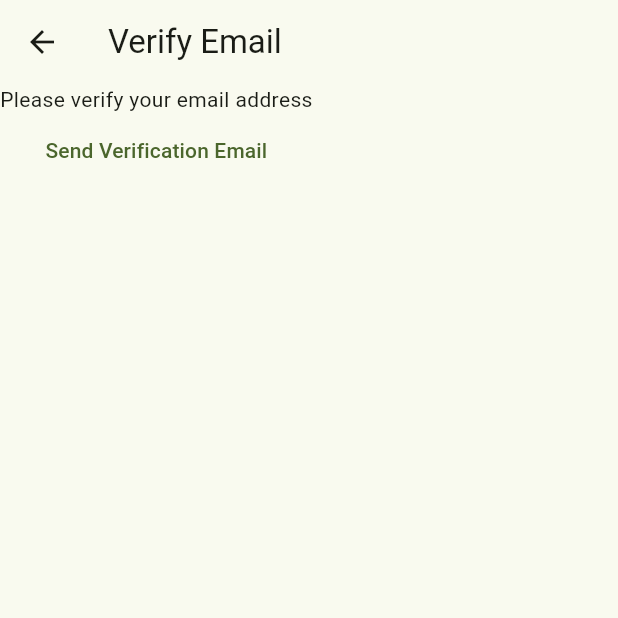
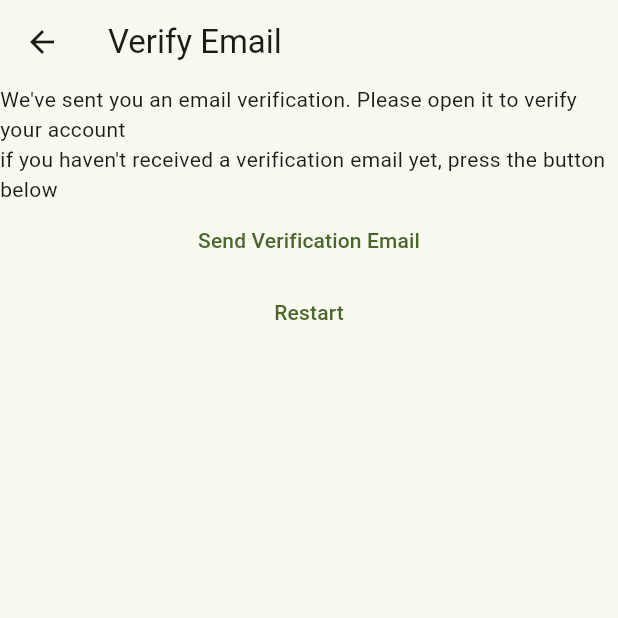
Before and after one commit to ochuko1996/private_notes, a Flutter app: the VerifyEmailView screen opened directly, on a phone screen of 412 x 824 dp, the top half of it. Run offline on Flutter 3.47's test engine with Material 3 defaults, Android fonts, the light colour scheme and no system bars; our stand-ins replace firebase_auth, firebase_core; accounts and stored records are empty.

Commit message:
add email verification flow and update VerifyEmailView

```diff
--- a/lib/constant/route.dart
+++ b/lib/constant/route.dart
@@ -1,3 +1,4 @@
 const loginRoute = '/login';
 const registerRoute = '/register';
 const notesRoutes = '/notes/';
+const verifyEmailRoute = '/verify-email/';
--- a/lib/main.dart
+++ b/lib/main.dart
@@ -21,6 +21,7 @@ void main() {
         loginRoute: (context) => const LoginView(),
         registerRoute: (context) => const RegisterView(),
         notesRoutes: (context) => const NotesView(),
+        verifyEmailRoute: (context) => const VerifyEmailView(),
       },
     ),
   );
--- a/lib/views/verify_email_view.dart
+++ b/lib/views/verify_email_view.dart
@@ -1,5 +1,6 @@
 import 'package:firebase_auth/firebase_auth.dart';
 import 'package:flutter/material.dart';
+import 'package:privatenotes/constant/route.dart';
 
 class VerifyEmailView extends StatefulWidget {
   const VerifyEmailView({super.key});
@@ -15,7 +16,12 @@ class _VerifyEmailViewState extends State<VerifyEmailView> {
       appBar: AppBar(title: const Text("Verify Email")),
       body: Column(
         children: [
-          const Text("Please verify your email address"),
+          const Text(
+            "We've sent you an email verification. Please open it to verify your account",
+          ),
+          const Text(
+            "if you haven't received a verification email yet, press the button below",
+          ),
           TextButton(
             onPressed: () async {
               final user = FirebaseAuth.instance.currentUser;
@@ -23,6 +29,15 @@ class _VerifyEmailViewState extends State<VerifyEmailView> {
             },
             child: const Text("Send Verification Email"),
           ),
+          TextButton(
+            onPressed: () async {
+              await FirebaseAuth.instance.signOut();
+              await Navigator.of(
+                context,
+              ).pushNamedAndRemoveUntil(registerRoute, (_) => false);
+            },
+            child: const Text("Restart"),
+          ),
         ],
       ),
     );
```
Also changed, not shown: lib/views/register_view.dart (+7 -6 lines).
